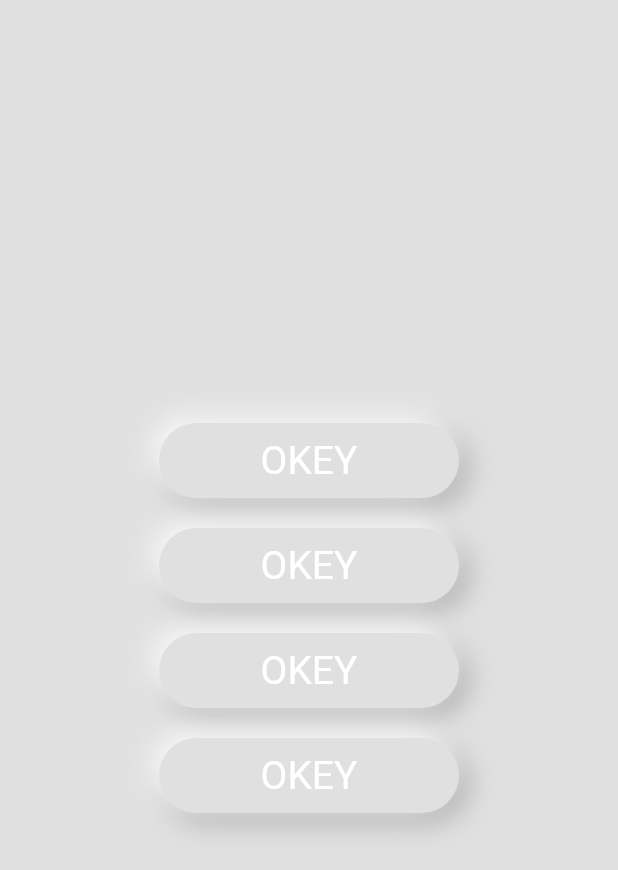
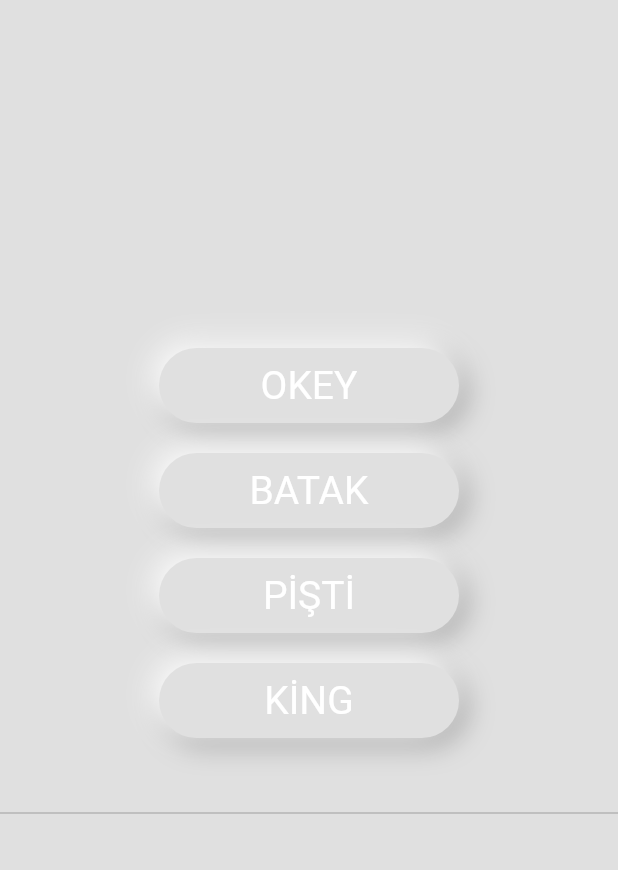
Before and after one commit to muhammettalhakaymak23214/yazbozapp, a Flutter app: the screen it shows after launch, on a phone screen of 412 x 824 dp. Shown: the top 870 px of the screen. Run offline on Flutter 3.47's test engine with Material 2 defaults, Android fonts, the phone set to English and light mode, and no system bars.

Commit message:
butonlar değişti

```diff
--- a/lib/sayfalar/anaEkran.dart
+++ b/lib/sayfalar/anaEkran.dart
@@ -27,7 +27,7 @@ class _AnaEkranState extends State<AnaEkran> {
       );
     }
 
-    GestureDetector button3(buttonid) {
+    GestureDetector button3(buttonid, buttonAdi) {
       return GestureDetector(
         onTap: () {
           setState(() {
@@ -37,7 +37,7 @@ class _AnaEkranState extends State<AnaEkran> {
         child: AnimatedContainer(
             child: Center(
                 child: Text(
-              "OKEY",
+              buttonAdi,
               style: TextStyle(fontSize: 26, color: Colors.white),
             )),
             duration: const Duration(microseconds: 200),
@@ -61,25 +61,29 @@ class _AnaEkranState extends State<AnaEkran> {
       );
     }
 
+    SizedBox bosluk() {
+      return const SizedBox(
+        height: 20,
+      );
+    }
+
     return Scaffold(
       backgroundColor: Colors.grey[300],
       body: Center(
         child: Column(
           mainAxisAlignment: MainAxisAlignment.center,
           children: <Widget>[
-            button3(1),
-            const SizedBox(
-              height: 20,
+            button3(1, "OKEY"),
+            bosluk(),
+            button3(2, "BATAK"),
+            bosluk(),
+            button3(2, "PİŞTİ"),
+            bosluk(),
+            button3(3, "KİNG"),
+            Divider(
+              color: Colors.grey,
+              height: 100,
             ),
-            button3(2),
-            const SizedBox(
-              height: 20,
-            ),
-            button3(2),
-            const SizedBox(
-              height: 20,
-            ),
-            button3(3),
           ],
         ),
       ),
```
